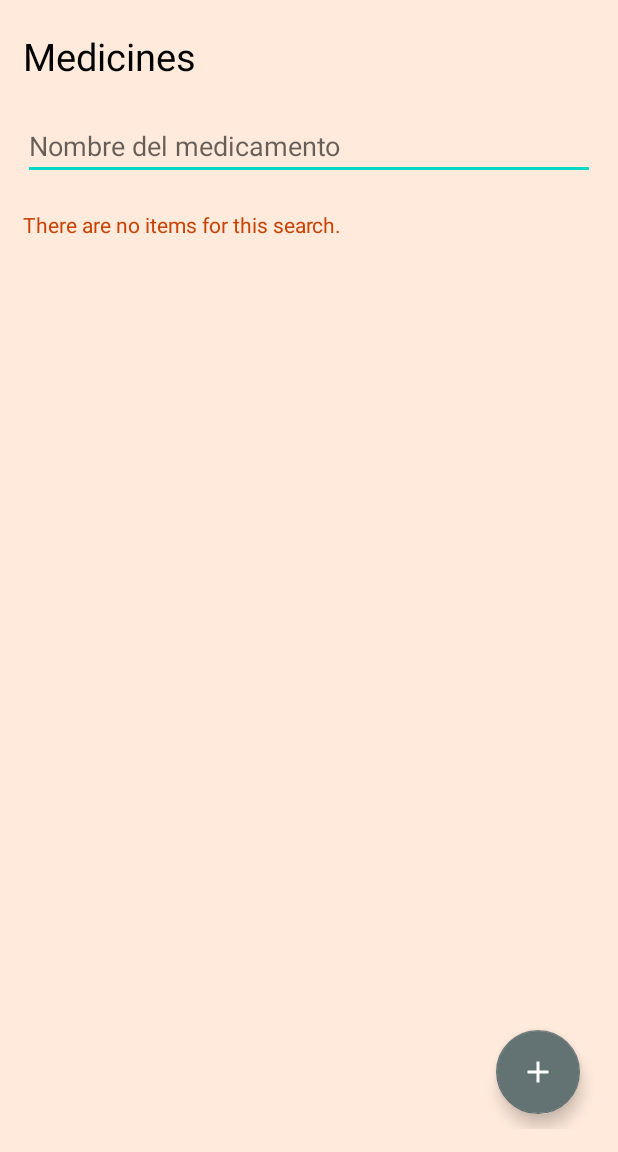
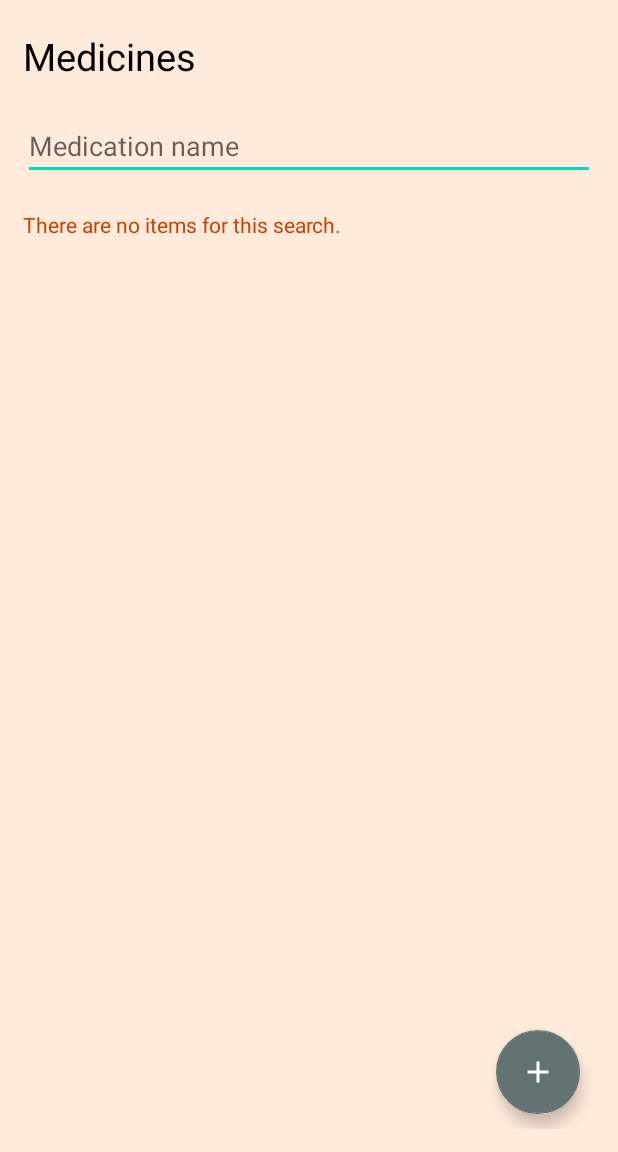
Before and after one commit to sofiaescobar28/MedicationReminder01, an Android app: the Medicamento screen opened directly, with no data from a screen before it, on a phone screen of 412 x 824 dp, the part 84-1236 px from its top. Run offline under Robolectric (Android 15) with nearby library versions, the phone set to English and light mode, and no system bars.

Commit message:
Sin errores y traducidas las notificaciones, los combos y algunas palabras

```diff
--- a/app/src/main/res/layout/activity_medicamento.xml
+++ b/app/src/main/res/layout/activity_medicamento.xml
@@ -48,7 +48,7 @@
             android:layout_marginBottom="20dp"
             android:textSize="18sp"
             android:layout_weight="1"
-            android:hint="Nombre del medicamento" />
+            android:hint="@string/nombre_del_medicamento" />
 
 
     </LinearLayout>
--- a/app/src/main/res/layout/activity_medicina_por_recordatorio.xml
+++ b/app/src/main/res/layout/activity_medicina_por_recordatorio.xml
@@ -51,7 +51,7 @@
         android:layout_height="wrap_content"
         android:ems="10"
         android:textSize="18sp"
-        android:hint="example: 500mg"
+        android:hint="@string/ejemplo"
         android:textColor="#000000"
         android:layout_marginBottom="10dp"
         android:inputType="text" />
--- a/app/src/main/res/values/strings.xml
+++ b/app/src/main/res/values/strings.xml
@@ -95,6 +95,7 @@
     <string name="nuevaalarmacreada">New medication alarm created!</string>
     <string name="presionapara_gestionar">" Press to manage medications"</string>
     <string name="debe_agregar_med">You must add medication before activating the reminder</string>
+    <string name="ejemplo">Example: 500mg</string>
 
     <string-array name="EstadoR_valores">
         <item>State</item>
```
Also changed, not shown: 3 other files.
